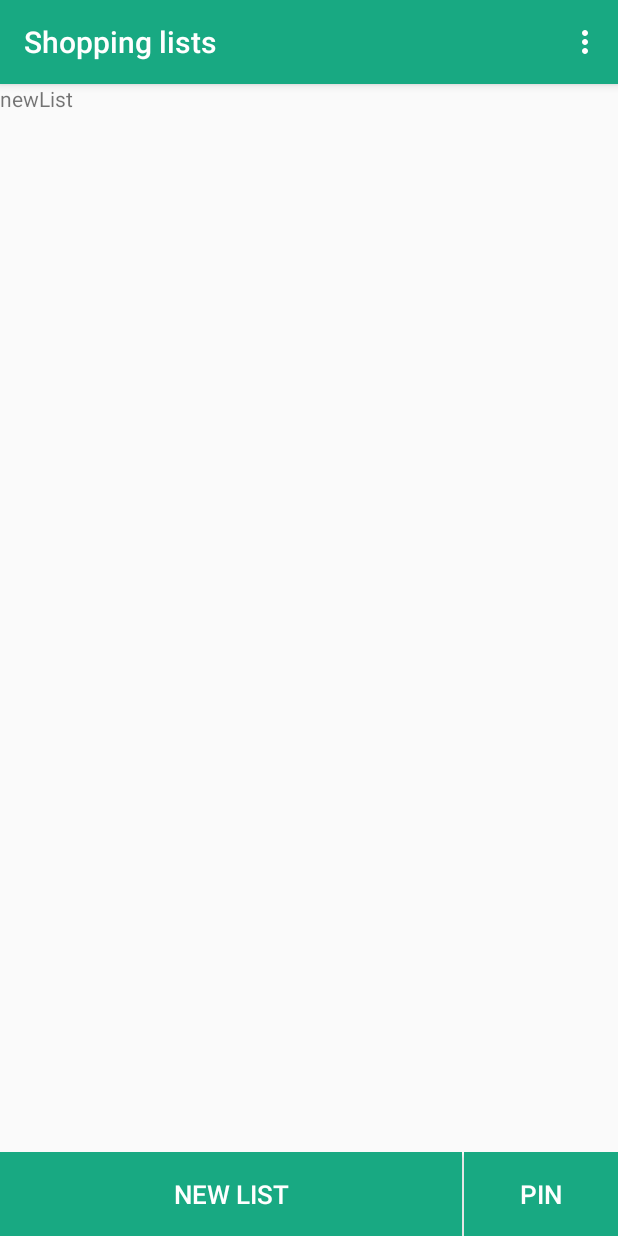
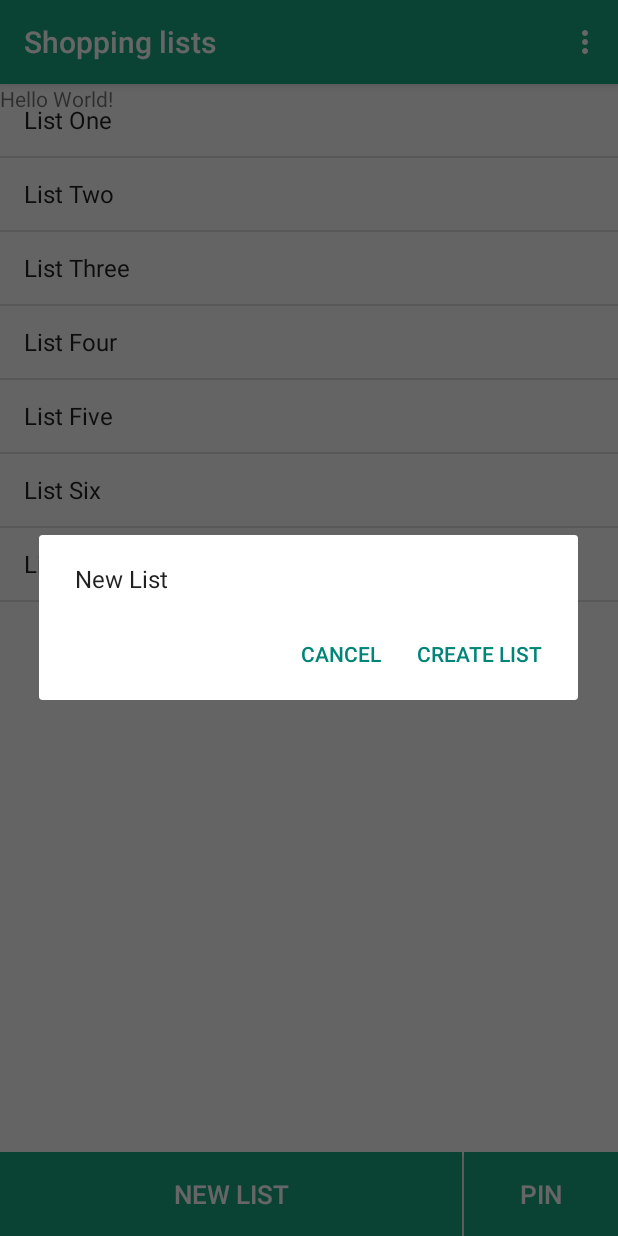
Before and after one commit to Aisle4/SDDProject, an Android app: the screen it shows after launch (MainActivity), after a tap on "NEW LIST", on a phone screen of 412 x 824 dp. Run offline under Robolectric (Android 15) with nearby library versions, the phone set to English and light mode, and no system bars; 1 statement that could not run was skipped.

Commit message:
create debug new list dialog

```diff
--- a/Aisle4Android/app/src/main/java/sdd/aisle4android/MainActivity.java
+++ b/Aisle4Android/app/src/main/java/sdd/aisle4android/MainActivity.java
@@ -1,15 +1,27 @@
 package sdd.aisle4android;
 
+import android.app.Dialog;
+import android.support.v4.app.DialogFragment;
 import android.support.v7.app.AppCompatActivity;
 import android.os.Bundle;
 import android.support.v7.widget.Toolbar;
+import android.view.LayoutInflater;
 import android.view.View;
+import android.widget.ArrayAdapter;
 import android.widget.Button;
+import android.widget.EditText;
+import android.widget.ListView;
 import android.widget.TextView;
 import android.view.Menu;
+import android.app.AlertDialog;
+import android.content.DialogInterface;
+import android.app.Activity;
 
 
-public class MainActivity extends AppCompatActivity {
+
+public class MainActivity extends AppCompatActivity implements NewListDialog.NewListDialogListener{
+
+    String[] arrayOfLists = {"List One","List Two","List Three","List Four","List Five","List Six","List Seven"};
 
     @Override
     protected void onCreate(Bundle savedInstanceState) {
@@ -28,6 +40,14 @@ public class MainActivity extends AppCompatActivity {
         Button anotherButton = (Button)findViewById(R.id.anotherButton);
         newList.setOnClickListener(clickListener);
         anotherButton.setOnClickListener(clickListener);
+
+
+        //Setup ListView
+
+        ListView lv = (ListView)findViewById(R.id.lists);
+        ArrayAdapter<String> arrayAdapter = new ArrayAdapter<String>(this, android.R.layout.simple_list_item_1, arrayOfLists);
+        lv.setAdapter(arrayAdapter);
+        //lv.setTextFilterEnabled(true);
     }
 
     @Override
@@ -50,9 +70,12 @@ public class MainActivity extends AppCompatActivity {
         }
     };
 
+
+
     private void newList(){
-        TextView text = (TextView)findViewById(R.id.textView);
-        text.setText("newList");
+        DialogFragment newList = new NewListDialog();
+        newList.show(getSupportFragmentManager(), "New List");
+
     }
 
     private void anotherButton(){
@@ -60,4 +83,19 @@ public class MainActivity extends AppCompatActivity {
         text.setText("anotherButton");
     }
 
+    @Override
+    public void onDialogPositiveClick(String listName) {
+        TextView text = (TextView)findViewById(R.id.textView);
+        text.setText(listName);
+    }
+
+//    @Override
+//    public void onDialogNegativeClick(DialogFragment dialog) {
+//
+//    }
+
+
+
+
+
 }
--- /dev/null
+++ b/Aisle4Android/app/src/main/java/sdd/aisle4android/NewListDialog.java
@@ -0,0 +1,76 @@
+package sdd.aisle4android;
+
+import android.widget.EditText;
+
+/**
+ * Created by cameron on 3/8/17.
+ */
+
+import android.app.Dialog;
+import android.support.v4.app.DialogFragment;
+import android.support.v7.app.AppCompatActivity;
+import android.os.Bundle;
+import android.support.v7.widget.Toolbar;
+import android.view.LayoutInflater;
+import android.view.View;
+import android.widget.ArrayAdapter;
+import android.widget.Button;
+import android.widget.EditText;
+import android.widget.ListView;
+import android.widget.TextView;
+import android.view.Menu;
+import android.app.AlertDialog;
+import android.content.DialogInterface;
+import android.app.Activity;
+
+
+public class NewListDialog extends DialogFragment {
+    @Override
+    public Dialog onCreateDialog(Bundle savedInstanceState) {
+        final MainActivity activity = (MainActivity)getActivity();
+
+        AlertDialog.Builder builder = new AlertDialog.Builder(getActivity());
+        LayoutInflater inflater = getActivity().getLayoutInflater();
+        final View view = inflater.inflate(R.layout.newlist, null);
+        builder.setView(view);
+        builder.setMessage(R.string.newList)
+                .setPositiveButton(R.string.createList, new DialogInterface.OnClickListener() {
+                    public void onClick(DialogInterface dialog, int id) {
+                        EditText et = (EditText)view.findViewById(R.id.listTitle);
+//                        String listName = et.getText().toString();
+                        ((NewListDialogListener)getActivity()).onDialogPositiveClick(et.getText().toString());
+                    }
+                })
+                .setNegativeButton(R.string.cancel, new DialogInterface.OnClickListener() {
+                    public void onClick(DialogInterface dialog, int id) {
+                        // User cancelled the dialog
+                    }
+                });
+        // Create the AlertDialog object and return it
+        return builder.create();
+    }
+
+    public interface NewListDialogListener {
+        void onDialogPositiveClick(String listName);
+//            public void onDialogNegativeClick(DialogFragment dialog);
+    }
+
+    // Use this instance of the interface to deliver action events
+    NewListDialogListener mListener;
+
+    // Override the Fragment.onAttach() method to instantiate the NoticeDialogListener
+    @Override
+    public void onAttach(Activity activity) {
+        super.onAttach(activity);
+        // Verify that the host activity implements the callback interface
+        try {
+            // Instantiate the NoticeDialogListener so we can send events to the host
+            mListener = (NewListDialogListener) activity;
+        } catch (ClassCastException e) {
+            // The activity doesn't implement the interface, throw exception
+            throw new ClassCastException(activity.toString()
+                    + " must implement NoticeDialogListener");
+        }
+    }
+
+}
--- a/Aisle4Android/app/src/main/res/values/strings.xml
+++ b/Aisle4Android/app/src/main/res/values/strings.xml
@@ -3,4 +3,6 @@
     <string name="newList">New List</string>
     <string name="pinButton">Pin</string>
     <string name="settings">Settings</string>
+    <string name="createList">Create List</string>
+    <string name="cancel">Cancel</string>
 </resources>
```
Also changed, not shown: Aisle4Android/app/src/main/res/layout/newList.xml (added, +19 -0 lines).
